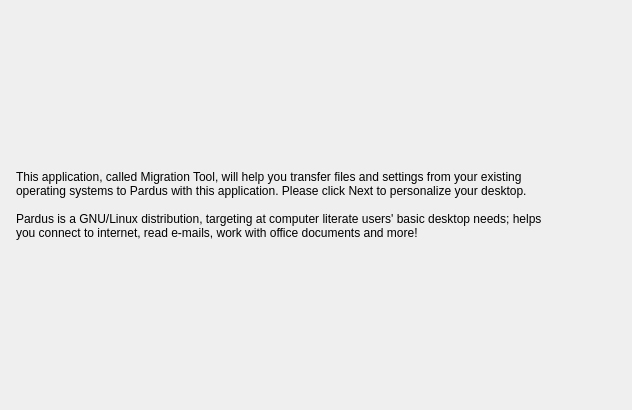
Qt form kde4/migration4/src/migration/gui/ui/welcomeWidget.ui (pars-linux/uludag) before a commit.
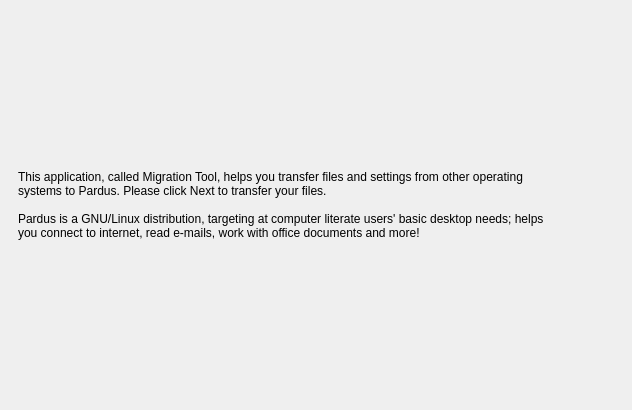
The same form after that commit. Icons and pictures are not drawn.

```diff
--- a/kde4/migration4/src/migration/gui/ui/welcomeWidget.ui
+++ b/kde4/migration4/src/migration/gui/ui/welcomeWidget.ui
@@ -68,7 +68,7 @@
       <enum>QFrame::Raised</enum>
      </property>
      <property name="text">
-      <string>This application, called Migration Tool, will help you transfer files and settings from your existing operating systems to Pardus with this application. Please click Next to personalize your desktop. 
+      <string>This application, called Migration Tool, helps you transfer files and settings from other operating systems to Pardus. Please click Next to transfer your files. 
 
 Pardus is a GNU/Linux distribution, targeting at computer literate users' basic desktop needs; helps you connect to internet, read e-mails, work with office documents and more!</string>
      </property>
```
